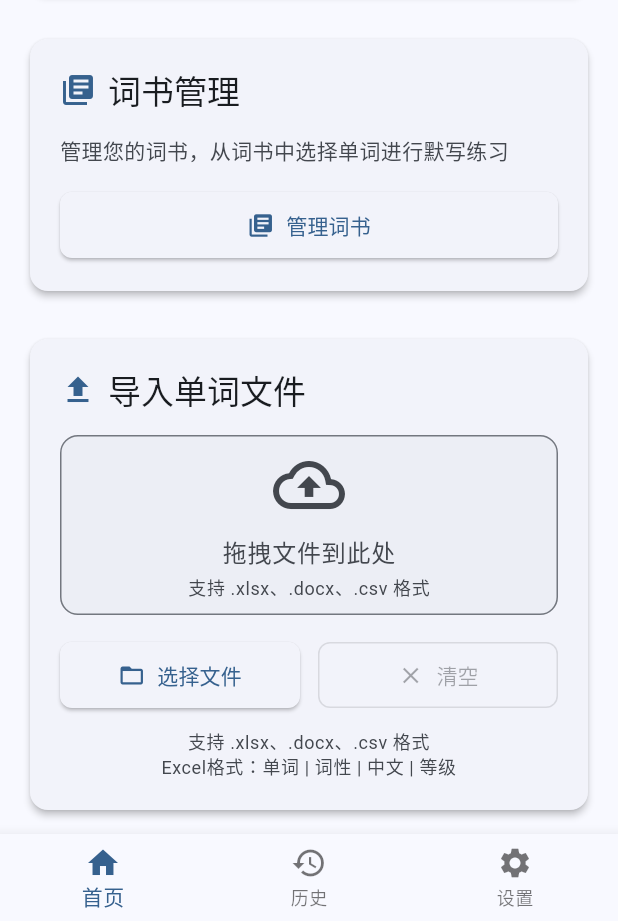
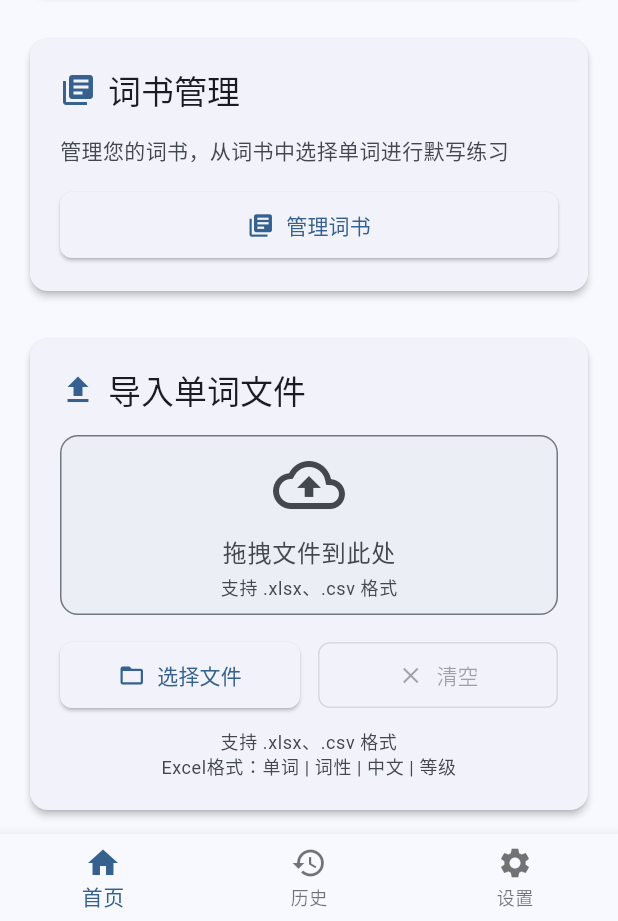
Before and after one commit to stevennight/WordDictationFlutter, a Flutter app: the screen it shows after launch, after a tap on "选择文件", on a phone screen of 412 x 824 dp, the part 315-1236 px from its top. Run offline on Flutter 3.47's test engine with Material 3 defaults, Android fonts, the phone set to English and light mode, and no system bars; our stand-ins replace file_picker, package_info_plus, sqflite, sqflite_common_ffi; missing offline and left inert: excel; accounts and stored records are empty; statements that could not run were skipped.

Commit message:
feat: 支持更多文件格式导入并优化同步配置
- 移除对.docx格式的支持，新增Excel、CSV和JSON文件导入功能
- 重构主题提供者，改进初始化流程和主题持久化
- 优化同步服务配置加载和保存机制
- 增强本地配置服务的可靠性和跨平台兼容性
- 改进UI适配暗黑模式并添加加载状态

```diff
--- a/lib/app.dart
+++ b/lib/app.dart
@@ -103,7 +103,7 @@ class _WordDictationMainAppState extends State<WordDictationMainApp> {
             crossAxisAlignment: CrossAxisAlignment.start,
             mainAxisSize: MainAxisSize.min,
             children: [
-              Text('1. 点击"导入单词文件"选择.docx格式的单词表'),
+              Text('1. 点击"导入单词文件"选择.xlsx或.csv格式的单词表'),
               SizedBox(height: 8),
               Text('2. 选择默写顺序（顺序或乱序）'),
               SizedBox(height: 8),
--- a/lib/core/services/local_config_service.dart
+++ b/lib/core/services/local_config_service.dart
@@ -2,6 +2,7 @@ import 'dart:io';
 import 'dart:convert';
 import 'package:path/path.dart';
 import 'package:flutter/foundation.dart';
+import 'package:path_provider/path_provider.dart';
 
 class LocalConfigService {
   static LocalConfigService? _instance;
@@ -21,15 +22,21 @@ class LocalConfigService {
   static Future<void> _loadConfig() async {
     try {
       final configFile = await _getConfigFile();
+      print('Config file path: ${configFile.path}');
+
       if (await configFile.exists()) {
         final content = await configFile.readAsString();
+        print('Config file content length: ${content.length}');
         _config = jsonDecode(content) as Map<String, dynamic>;
+        print('Config loaded successfully with ${_config!.length} settings');
       } else {
+        print('Config file does not exist, creating new one');
         _config = <String, dynamic>{};
         await _saveConfig();
       }
-    } catch (e) {
+    } catch (e, stackTrace) {
       print('Failed to load config: $e');
+      print('Stack trace: $stackTrace');
       _config = <String, dynamic>{};
     }
   }
@@ -44,8 +51,9 @@ class LocalConfigService {
         final executablePath = Platform.resolvedExecutable;
         appDir = dirname(executablePath);
       } else {
-        // This shouldn't happen in this context, but fallback
-        appDir = '.';
+        // For mobile platforms (Android/iOS), use application documents directory
+        final documentsDirectory = await getApplicationDocumentsDirectory();
+        appDir = documentsDirectory.path;
       }
       _configPath = join(appDir, 'app_config.json');
     }
@@ -55,10 +63,31 @@ class LocalConfigService {
   static Future<void> _saveConfig() async {
     try {
       final configFile = await _getConfigFile();
+      print('Saving config to: ${configFile.path}');
+
+      // Ensure parent directory exists
+      final parentDir = configFile.parent;
+      if (!await parentDir.exists()) {
+        print('Creating parent directory: ${parentDir.path}');
+        await parentDir.create(recursive: true);
+      }
+
       final content = jsonEncode(_config);
+      print('Config content to save: $content');
+
       await configFile.writeAsString(content);
-    } catch (e) {
+      print('Config saved successfully');
+
+      // Verify the file was written
+      if (await configFile.exists()) {
+        final savedContent = await configFile.readAsString();
+        print('Verification: saved content length = ${savedContent.length}');
+      } else {
+        print('Warning: Config file does not exist after save attempt');
+      }
+    } catch (e, stackTrace) {
       print('Failed to save config: $e');
+      print('Stack trace: $stackTrace');
     }
   }
 
@@ -220,9 +249,24 @@ class LocalConfigService {
     await _saveConfig();
   }
 
-  // Generic setting method
+  // Generic setting methods
   Future<void> setSetting<T>(String key, T value) async {
     _config![key] = value;
     await _saveConfig();
   }
+
+  Future<T?> getSetting<T>(String key) async {
+    await _ensureConfigLoaded();
+    final value = _config?[key];
+    if (value is T) {
+      return value;
+    }
+    return null;
+  }
+
+  static Future<void> _ensureConfigLoaded() async {
+    if (_config == null) {
+      await _loadConfig();
+    }
+  }
 }
--- a/lib/core/services/object_storage_sync_provider.dart
+++ b/lib/core/services/object_storage_sync_provider.dart
@@ -42,7 +42,7 @@ class ObjectStorageConfig {
     required this.secretAccessKey,
     this.sessionToken,
     this.useSSL = true,
-    this.pathPrefix = 'wordbook-sync',
+    this.pathPrefix = 'wordDictationSync',
     this.urlStyle = UrlStyle.pathStyle,
   });
 
@@ -74,7 +74,7 @@ class ObjectStorageConfig {
       secretAccessKey: map['secretAccessKey'],
       sessionToken: map['sessionToken'],
       useSSL: map['useSSL'] ?? true,
-      pathPrefix: map['pathPrefix'] ?? 'wordbook-sync',
+      pathPrefix: map['pathPrefix'] ?? 'wordDictationSync',
       urlStyle: UrlStyle.values.firstWhere(
         (e) => e.toString() == map['urlStyle'],
         orElse: () => UrlStyle.pathStyle,
--- a/lib/features/home/screens/home_screen.dart
+++ b/lib/features/home/screens/home_screen.dart
@@ -227,7 +227,7 @@ class _HomeScreenState extends State<HomeScreen> {
             ),
             const SizedBox(height: 12),
             Text(
-              '支持 .xlsx、.docx、.csv 格式\nExcel格式：单词 | 词性 | 中文 | 等级',
+              '支持 .xlsx、.csv 格式\nExcel格式：单词 | 词性 | 中文 | 等级',
               style: Theme.of(context).textTheme.bodySmall?.copyWith(
                 color: Theme.of(context).colorScheme.onSurfaceVariant,
               ),
@@ -339,7 +339,7 @@ class _HomeScreenState extends State<HomeScreen> {
     try {
       final result = await FilePicker.platform.pickFiles(
         type: FileType.custom,
-        allowedExtensions: ['xlsx', 'docx', 'csv'],
+        allowedExtensions: ['xlsx', 'csv'],
         allowMultiple: false,
       );
 
@@ -366,8 +366,6 @@ class _HomeScreenState extends State<HomeScreen> {
 
       if (extension == 'xlsx') {
         words = await _importService.importFromExcel(filePath);
-      } else if (extension == 'docx') {
-        words = await _importService.importFromDocx(filePath);
       } else if (extension == 'csv') {
         words = await _importService.importFromCsv(filePath);
       } else {
--- a/lib/features/home/widgets/file_drop_zone.dart
+++ b/lib/features/home/widgets/file_drop_zone.dart
@@ -102,7 +102,7 @@ class _FileDropZoneState extends State<FileDropZone>
         ),
         const SizedBox(height: 4),
         Text(
-          '支持 .xlsx、.docx、.csv 格式',
+          '支持 .xlsx、.csv 格式',
           style: Theme.of(context).textTheme.bodySmall?.copyWith(
             color: Theme.of(context).colorScheme.onSurfaceVariant,
           ),
@@ -199,12 +199,12 @@ class _FileDropZoneState extends State<FileDropZone>
     _animationController.reverse();
 
     final extension = filePath.split('.').last.toLowerCase();
-    if (extension == 'xlsx' || extension == 'docx' || extension == 'csv') {
+    if (extension == 'xlsx' || extension == 'csv') {
       widget.onFileSelected(filePath);
     } else {
       ScaffoldMessenger.of(context).showSnackBar(
         const SnackBar(
-          content: Text('请选择 .xlsx、.docx 或 .csv 格式的文件'),
+          content: Text('请选择 .xlsx 或 .csv 格式的文件'),
           backgroundColor: Colors.red,
         ),
       );
--- a/lib/features/settings/widgets/about_dialog.dart
+++ b/lib/features/settings/widgets/about_dialog.dart
@@ -64,7 +64,7 @@ class CustomAboutDialog extends StatelessWidget {
             ),
             const SizedBox(height: 8),
             Text(
-              'Word Dictation 是一款专为英语学习者设计的单词默写应用。支持从Word文档导入单词，提供手写练习功能，并能记录学习历史和统计数据。',
+              'Word Dictation 是一款专为英语学习者设计的单词默写应用。支持从Excel、CSV和JSON文件导入单词，提供手写练习功能，并能记录学习历史和统计数据。',
               style: Theme.of(context).textTheme.bodyMedium,
             ),
 
@@ -81,7 +81,7 @@ class CustomAboutDialog extends StatelessWidget {
             _buildFeatureItem(
               context,
               Icons.file_upload,
-              '导入Word文档中的单词列表',
+              '导入Excel、CSV或JSON格式的单词列表',
             ),
             _buildFeatureItem(
               context,
--- a/lib/features/sync/widgets/object_storage_config_dialog.dart
+++ b/lib/features/sync/widgets/object_storage_config_dialog.dart
@@ -59,7 +59,7 @@ class _ObjectStorageConfigDialogState extends State<ObjectStorageConfigDialog> {
       _autoSync = config.autoSync;
       _syncInterval = config.syncInterval;
     } else {
-      _pathPrefixController.text = 'wordbook-sync';
+      _pathPrefixController.text = 'wordDictationSync';
     }
   }
 
@@ -326,7 +326,7 @@ class _ObjectStorageConfigDialogState extends State<ObjectStorageConfigDialog> {
               controller: _pathPrefixController,
               decoration: const InputDecoration(
                 labelText: '存储路径前缀',
-                hintText: 'wordbook-sync',
+                hintText: 'wordDictationSync',
                 border: OutlineInputBorder(),
                 helperText: '在存储桶中的文件夹路径',
               ),
--- a/lib/features/wordbook/wordbook_import_screen.dart
+++ b/lib/features/wordbook/wordbook_import_screen.dart
@@ -46,7 +46,7 @@ class _WordbookImportScreenState extends State<WordbookImportScreen> {
 
       FilePickerResult? result = await FilePicker.platform.pickFiles(
         type: FileType.custom,
-        allowedExtensions: ['xlsx', 'docx', 'csv', 'json'],
+        allowedExtensions: ['xlsx', 'csv', 'json'],
       );
 
       if (result != null) {
@@ -69,8 +69,6 @@ class _WordbookImportScreenState extends State<WordbookImportScreen> {
         List<Word> words;
         if (file.extension?.toLowerCase() == 'xlsx') {
           words = await _wordImportService.importFromExcel(file.path!);
-        } else if (file.extension?.toLowerCase() == 'docx') {
-          words = await _wordImportService.importFromDocx(file.path!);
         } else if (file.extension?.toLowerCase() == 'csv') {
           words = await _wordImportService.importFromCsv(file.path!);
         } else if (file.extension?.toLowerCase() == 'json') {
@@ -282,7 +280,7 @@ class _WordbookImportScreenState extends State<WordbookImportScreen> {
                     ),
                     const SizedBox(height: 8),
                     const Text(
-                      '支持 .xlsx、.docx、.csv 和 .json 格式的文件\nExcel格式：单词 | 词性 | 中文 | 等级\nJSON格式：支持智能导入，自动识别同名词书并更新',
+                      '支持 .xlsx、.csv 和 .json 格式的文件\nExcel格式：单词 | 词性 | 中文 | 等级\nJSON格式：支持智能导入，自动识别同名词书并更新',
                       style: TextStyle(color: Colors.grey),
                     ),
                     const SizedBox(height: 16),
--- a/lib/main.dart
+++ b/lib/main.dart
@@ -47,14 +47,50 @@ void main() async {
 
 
 
-class WordDictationApp extends StatelessWidget {
+class WordDictationApp extends StatefulWidget {
   const WordDictationApp({super.key});
 
   @override
+  State<WordDictationApp> createState() => _WordDictationAppState();
+}
+
+class _WordDictationAppState extends State<WordDictationApp> {
+  late ThemeProvider _themeProvider;
+  bool _isInitialized = false;
+
+  @override
+  void initState() {
+    super.initState();
+    _initializeTheme();
+  }
+
+  Future<void> _initializeTheme() async {
+    _themeProvider = ThemeProvider();
+    await _themeProvider.initialize();
+    if (mounted) {
+      setState(() {
+        _isInitialized = true;
+      });
+    }
+  }
+
+  @override
   Widget build(BuildContext context) {
+    if (!_isInitialized) {
+      return MaterialApp(
+        title: '默写小助手',
+        debugShowCheckedModeBanner: false,
+        home: const Scaffold(
+          body: Center(
+            child: CircularProgressIndicator(),
+          ),
+        ),
+      );
+    }
+
     return MultiProvider(
       providers: [
-        ChangeNotifierProvider(create: (_) => ThemeProvider()),
+        ChangeNotifierProvider.value(value: _themeProvider),
         ChangeNotifierProvider(create: (_) => AppStateProvider()),
         ChangeNotifierProvider(create: (_) => DictationProvider()),
         ChangeNotifierProvider(create: (_) => HistoryProvider()),
--- a/lib/shared/providers/theme_provider.dart
+++ b/lib/shared/providers/theme_provider.dart
@@ -1,5 +1,5 @@
 import 'package:flutter/material.dart';
-import 'package:shared_preferences/shared_preferences.dart';
+import '../../core/services/config_service.dart';
 
 class ThemeProvider extends ChangeNotifier {
   static const String _themeKey = 'theme_mode';
@@ -137,9 +137,9 @@ class ThemeProvider extends ChangeNotifier {
   }
 
   Future<void> initialize() async {
-    final prefs = await SharedPreferences.getInstance();
-    final themeIndex = prefs.getInt(_themeKey) ?? ThemeMode.system.index;
-    _themeMode = ThemeMode.values[themeIndex];
+    final configService = await ConfigService.getInstance();
+    final themeModeString = await configService.getThemeMode();
+    _themeMode = _parseThemeMode(themeModeString);
     notifyListeners();
   }
 
@@ -147,8 +147,31 @@ class ThemeProvider extends ChangeNotifier {
     _themeMode = mode;
     notifyListeners();
 
-    final prefs = await SharedPreferences.getInstance();
-    await prefs.setInt(_themeKey, mode.index);
+    final configService = await ConfigService.getInstance();
+    await configService.setThemeMode(_themeModeToString(mode));
+  }
+
+  ThemeMode _parseThemeMode(String themeModeString) {
+    switch (themeModeString) {
+      case 'light':
+        return ThemeMode.light;
+      case 'dark':
+        return ThemeMode.dark;
+      case 'system':
+      default:
+        return ThemeMode.system;
+    }
+  }
+
+  String _themeModeToString(ThemeMode mode) {
+    switch (mode) {
+      case ThemeMode.light:
+        return 'light';
+      case ThemeMode.dark:
+        return 'dark';
+      case ThemeMode.system:
+        return 'system';
+    }
   }
 
   Future<void> toggleTheme() async {
```
Also changed, not shown: lib/core/services/sync_service.dart (+58 -5 lines), lib/core/services/word_import_service.dart (+16 -114 lines), lib/features/sync/sync_settings_screen.dart (+31 -12 lines), lib/features/sync/widgets/sync_status_card.dart (+22 -14 lines), 1 other file.
